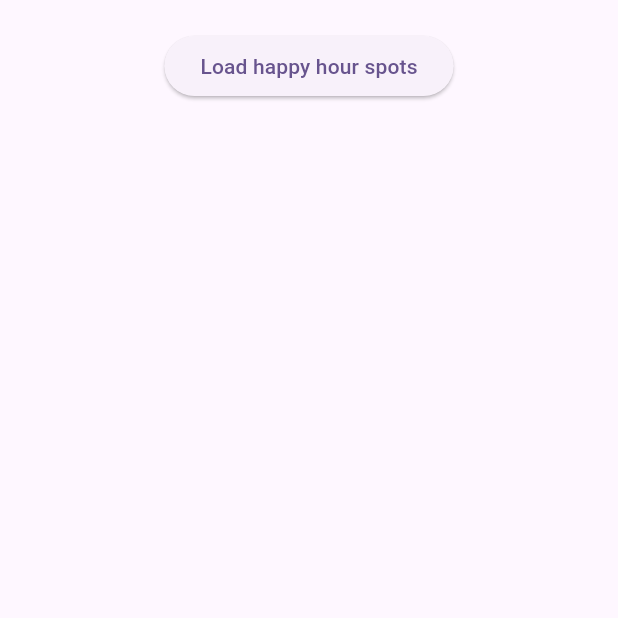
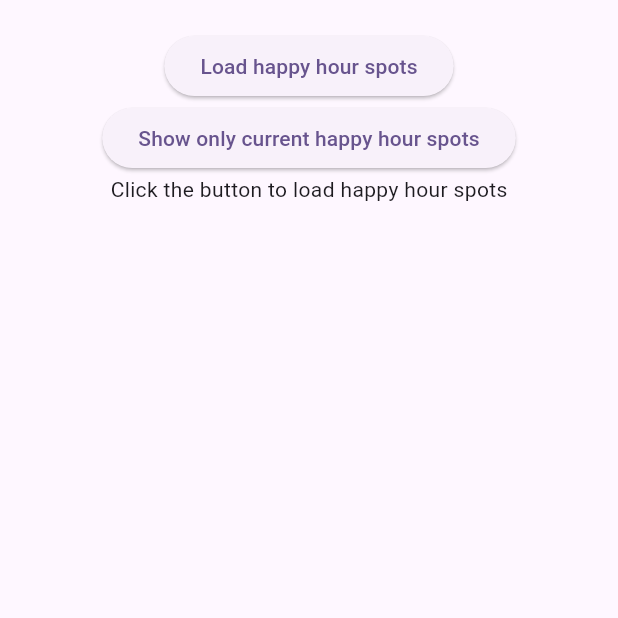
Before and after one commit to ethernetz/happy-hour-finder, a Flutter app: the screen it shows after launch, on a phone screen of 412 x 824 dp, the top half of it. Run offline on Flutter 3.47's test engine with Material 2 defaults, Android fonts, the phone set to English and light mode, and no system bars; our stand-ins replace cloud_functions, firebase_core, location; accounts and stored records are empty.

Commit message:
filter by current happy hours

```diff
--- a/app/lib/main.dart
+++ b/app/lib/main.dart
@@ -49,7 +49,8 @@
 }
 
 class _MyHomePageState extends State<MyHomePage> {
-  List<Spot> spots = [];
+  List<Spot>? spots;
+  bool showOnlyCurrentHappyHour = false;
 
   Future<void> _callGetHappyHourSpots() async {
     print('_callGetHappyHourSpots');
@@ -117,6 +118,9 @@
 
   @override
   Widget build(BuildContext context) {
+    var filteredSpots = showOnlyCurrentHappyHour
+        ? spots!.where((spot) => spot.getCurrentHappyHour() != null).toList()
+        : spots;
     return Scaffold(
       body: Center(
         child: Column(
@@ -127,15 +131,29 @@
               onPressed: _callGetHappyHourSpots,
               child: const Text('Load happy hour spots'),
             ),
+            ElevatedButton(
+              onPressed: () {
+                setState(() {
+                  showOnlyCurrentHappyHour = !showOnlyCurrentHappyHour;
+                });
+              },
+              child: Text(showOnlyCurrentHappyHour
+                  ? 'Show all spots'
+                  : 'Show only current happy hour spots'),
+            ),
             Expanded(
-              child: ListView.builder(
-                itemCount: spots.length,
-                itemBuilder: (context, index) {
-                  return ListTile(
-                    title: SpotCard(spot: spots[index]),
-                  );
-                },
-              ),
+              child: filteredSpots == null
+                  ? const Text("Click the button to load happy hour spots")
+                  : filteredSpots.isEmpty
+                      ? const Text("No open happy hour spots found")
+                      : ListView.builder(
+                          itemCount: filteredSpots.length,
+                          itemBuilder: (context, index) {
+                            return ListTile(
+                              title: SpotCard(spot: filteredSpots[index]),
+                            );
+                          },
+                        ),
             ),
           ],
         ),
--- a/app/lib/spot.dart
+++ b/app/lib/spot.dart
@@ -44,6 +44,9 @@ class Spot {
     DateTime now = DateTime.now();
     String currentDay = DateFormat('EEEE').format(now).toLowerCase();
     String currentTime = DateFormat('HH:mm').format(now);
+
+    // String currentDay = "monday";
+    // String currentTime = "20:00";
 
     for (HappyHour hh in happyHours) {
       if (hh.day.toLowerCase() == currentDay) {
```
Also changed, not shown: app/lib/spot_card.dart (+7 -1 lines).
